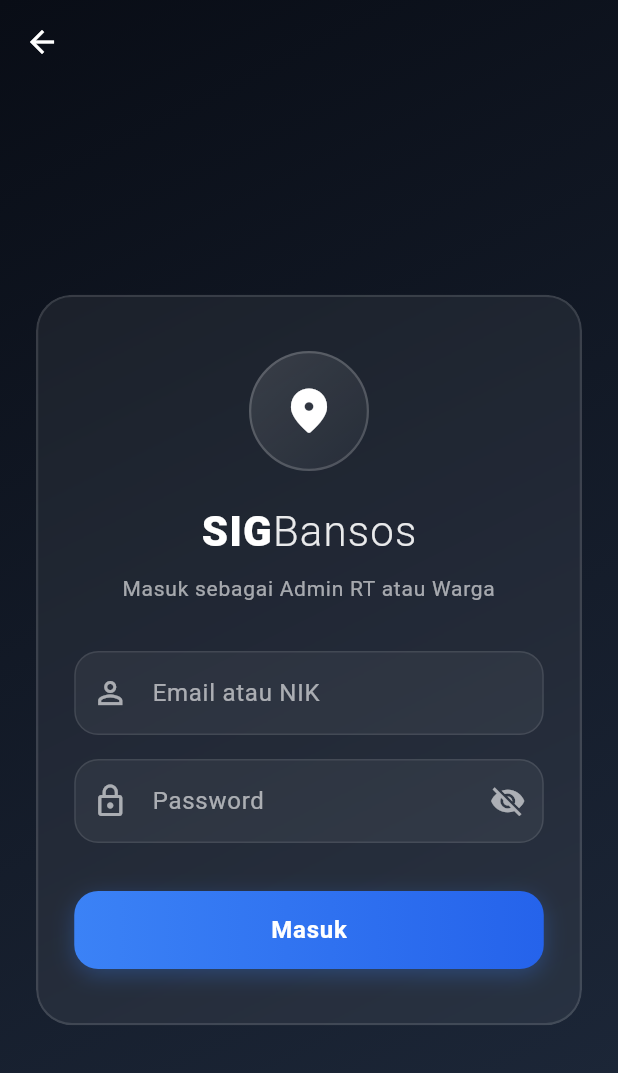
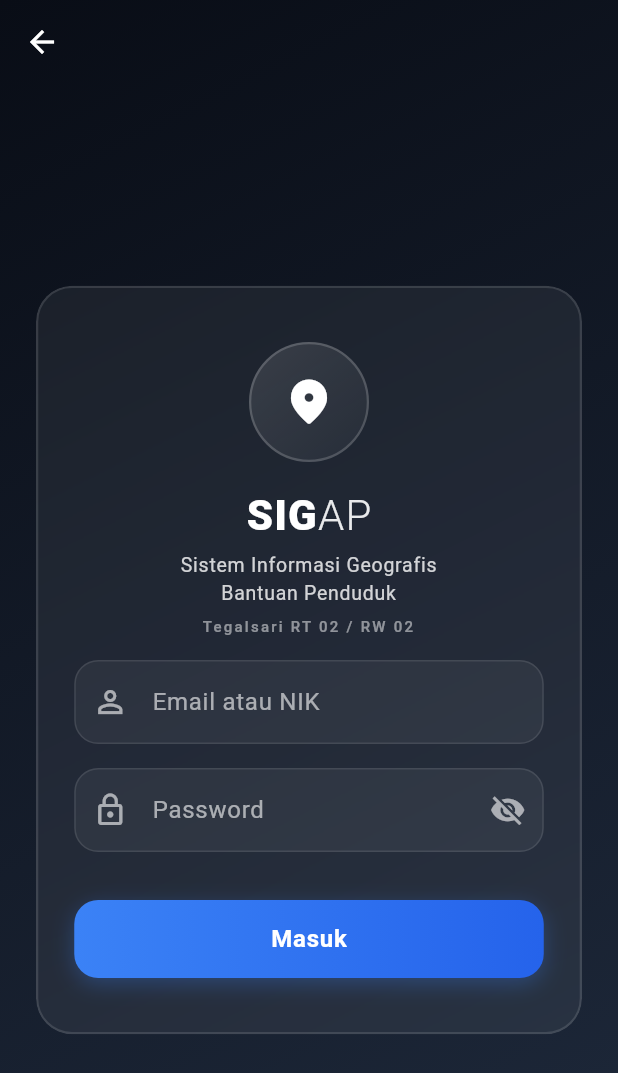
Before and after one commit to nzahrans/GIS_Optimized, a Flutter app: the LoginPage screen opened by its route, on a phone screen of 412 x 824 dp. Shown: the top 1073 px of the screen. Run offline on Flutter 3.47's test engine with Material 3 defaults, Android fonts, the phone set to English and light mode, and no system bars; our stand-ins replace cloud_firestore, firebase_auth, firebase_core, firebase_storage, geolocator, google_maps_flutter and 1 more; accounts and stored records are empty.

Commit message:
Update UI splash scren, login_page, dan flow log out admin

```diff
--- a/lib/views/login_page.dart
+++ b/lib/views/login_page.dart
@@ -125,7 +125,7 @@ class _LoginPageState extends State<LoginPage> {
                             color: Colors.white,
                           ),
                         ),
-                        const SizedBox(height: 20),
+                        const SizedBox(height: 15),
                         // Nama Aplikasi Dual-tone
                         Row(
                           mainAxisAlignment: MainAxisAlignment.center,
@@ -140,7 +140,7 @@ class _LoginPageState extends State<LoginPage> {
                               ),
                             ),
                             Text(
-                              "Bansos",
+                              "AP",
                               style: TextStyle(
                                 fontSize: 28,
                                 fontWeight: FontWeight.w300,
@@ -150,17 +150,30 @@ class _LoginPageState extends State<LoginPage> {
                             ),
                           ],
                         ),
-                        const SizedBox(height: 8),
+                        const SizedBox(height: 4),
+                        // Kepanjangan Aplikasi
                         Text(
-                          "Masuk sebagai Admin RT atau Warga",
+                          "Sistem Informasi Geografis \nBantuan Penduduk",
                           textAlign: TextAlign.center,
                           style: TextStyle(
-                            fontSize: 14,
-                            color: Colors.white.withOpacity(0.6),
+                            fontSize: 13,
+                            color: Colors.white.withOpacity(0.8),
                             letterSpacing: 0.5,
                           ),
                         ),
-                        const SizedBox(height: 32),
+                        const SizedBox(height: 5),
+                        Text(
+                          "Tegalsari RT 02 / RW 02",
+                          textAlign: TextAlign.center,
+                          style: TextStyle(
+                            fontSize: 10,
+                            color: Colors.white.withOpacity(0.5),
+                            letterSpacing: 1.5,
+                            fontWeight: FontWeight.w500,
+                            height: 1.5,
+                          ),
+                        ),
+                        const SizedBox(height: 15),
                         TextField(
                           controller: _emailController,
                           keyboardType: TextInputType.text,
```
Also changed, not shown: lib/views/admin_home.dart (+11 -4 lines), lib/views/splash_screen.dart (+19 -4 lines).
